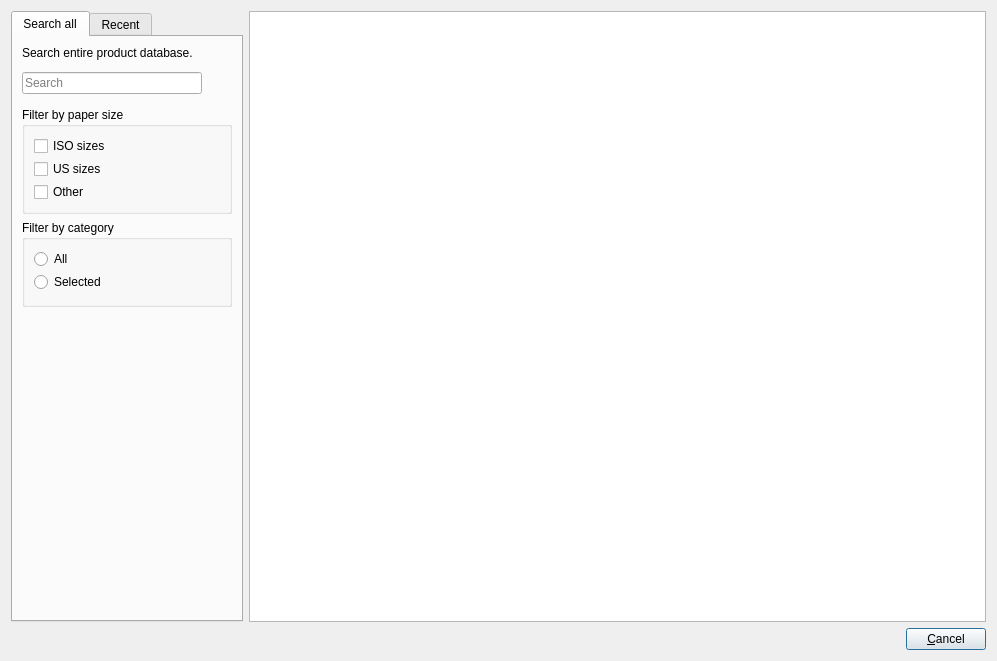
Qt form glabels/ui/SelectProductDialog.ui (jimevins/glabels-qt) before a commit.
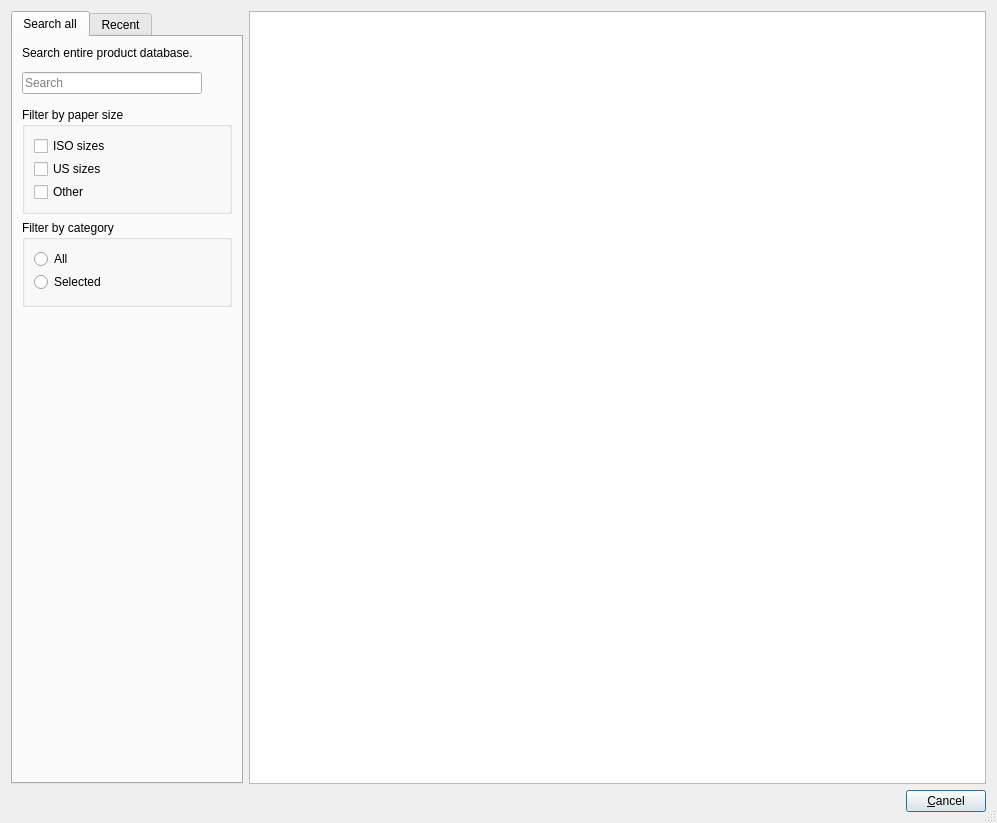
The same form after that commit. Icons and pictures are not drawn. Custom widgets are drawn as their Qt base class.

Commit message:
Tweaked layout of SelectProductDialog.
- Tweaks to layout so that it resizes without artifacts.
- Removed parent window so that window manager will not center dialog on parent,
  which makes resizing difficult depending on size and location of parent window.

```diff
--- a/glabels/ui/SelectProductDialog.ui
+++ b/glabels/ui/SelectProductDialog.ui
@@ -7,12 +7,21 @@
     <x>0</x>
     <y>0</y>
     <width>997</width>
-    <height>661</height>
+    <height>823</height>
    </rect>
   </property>
+  <property name="sizePolicy">
+   <sizepolicy hsizetype="Expanding" vsizetype="Expanding">
+    <horstretch>0</horstretch>
+    <verstretch>0</verstretch>
+   </sizepolicy>
+  </property>
   <property name="windowTitle">
    <string>gLabels - Select Product</string>
   </property>
+  <property name="sizeGripEnabled">
+   <bool>true</bool>
+  </property>
   <layout class="QHBoxLayout" name="horizontalLayout_4">
    <item>
     <layout class="QVBoxLayout" name="verticalLayout_3">
@@ -202,7 +211,7 @@
              <property name="sizeHint" stdset="0">
               <size>
                <width>20</width>
-               <height>40</height>
+               <height>3</height>
               </size>
              </property>
             </spacer>
@@ -253,6 +262,12 @@
        </item>
        <item>
         <widget class="glabels::TemplatePicker" name="templatePicker">
+         <property name="minimumSize">
+          <size>
+           <width>140</width>
+           <height>0</height>
+          </size>
+         </property>
          <property name="showDropIndicator" stdset="0">
           <bool>false</bool>
          </property>
```
Left out of the diff: 40 changed lines with no effect on the pictures. Lines whose indentation alone changed are shown as unchanged. The commit also changes 2 other files.
